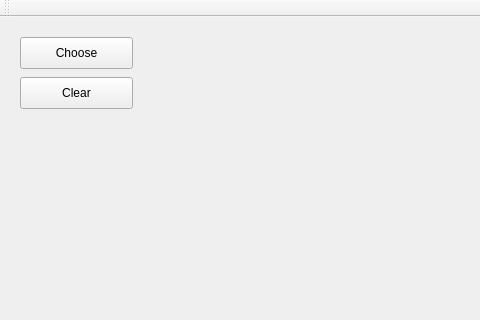
Above: mainwindow.ui from fish1996/Poisson-Image before the change; both pictures show x 0 to 480 and y 0 to 320 of the 615 by 415 pixel window. Below: the same form after it.
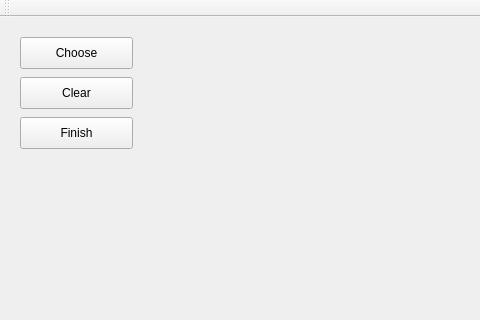
That is the form after the change.

Patch:
```diff
--- a/mainwindow.ui
+++ b/mainwindow.ui
@@ -51,6 +51,19 @@
      <string>Clear</string>
     </property>
    </widget>
+   <widget class="QPushButton" name="finishpushButton">
+    <property name="geometry">
+     <rect>
+      <x>20</x>
+      <y>100</y>
+      <width>113</width>
+      <height>32</height>
+     </rect>
+    </property>
+    <property name="text">
+     <string>Finish</string>
+    </property>
+   </widget>
   </widget>
   <widget class="QMenuBar" name="menuBar">
    <property name="geometry">
```
